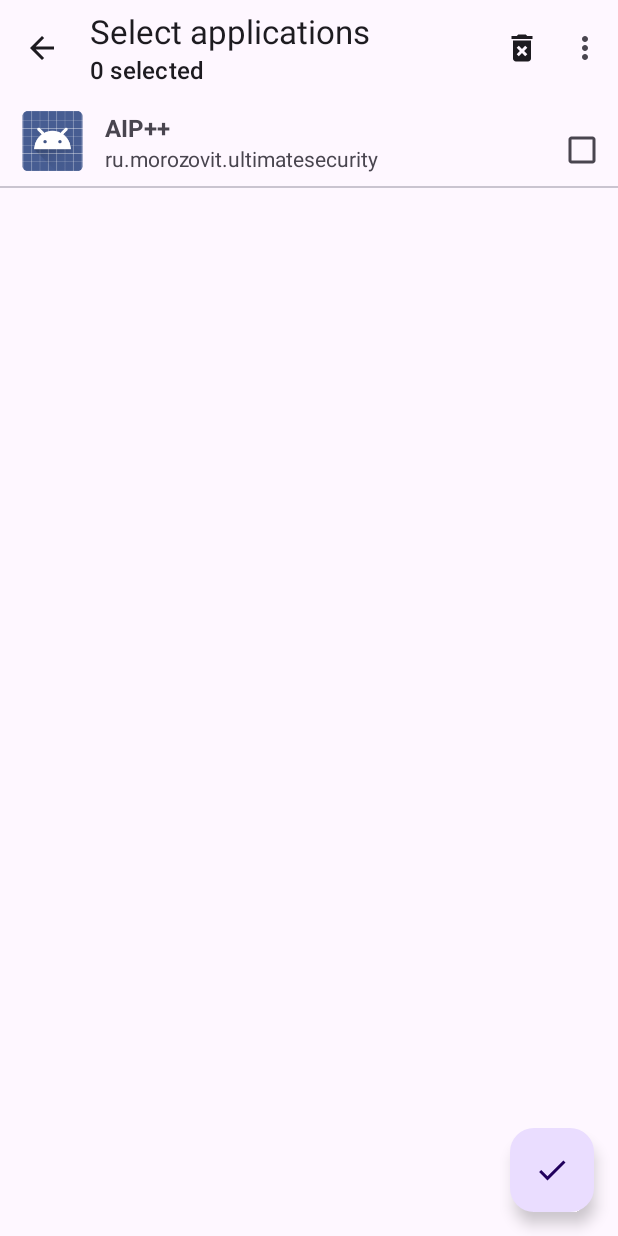
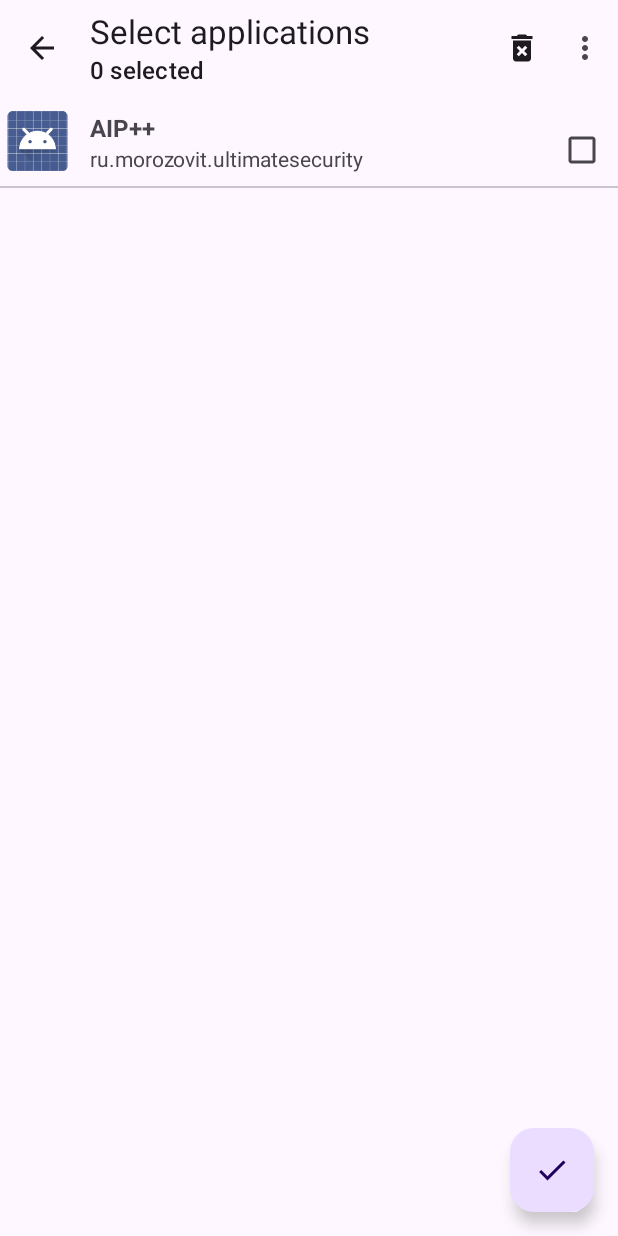
Before and after one commit to Toolbox-io/app, an Android app: the SelectAppsActivity screen opened directly, with no data from a screen before it, on a phone screen of 412 x 824 dp. Run offline under Robolectric (Android 15) with nearby library versions, the phone set to English and light mode, and no system bars.

Commit message:
Version 1.1 - Bugfixes

```diff
--- a/app/src/main/java/ru/morozovit/ultimatesecurity/Service.kt
+++ b/app/src/main/java/ru/morozovit/ultimatesecurity/Service.kt
@@ -32,8 +32,7 @@ class Service: AccessibilityService() {
             val newPackageName = event.packageName.toString() // App package name
             if (newPackageName != applicationContext.packageName && newPackageName != prevApp && !lock) {
                 val apps = Settings.Applocker.apps
-                // TODO handle multiple packages
-                if (/* newPackageName == "com.android.vending" */ apps.contains(newPackageName)) {
+                if (apps.contains(newPackageName)) {
                     // App lock mechanism
                     homeScreen()
 
--- a/app/src/main/java/ru/morozovit/ultimatesecurity/applocker/ApplockerFragment.kt
+++ b/app/src/main/java/ru/morozovit/ultimatesecurity/applocker/ApplockerFragment.kt
@@ -102,7 +102,6 @@ class ApplockerFragment : Fragment() {
             }
 
             binding.alApps.setOnClickListener {
-                // TODO select apps to apply protection to
                 val intent = Intent(requireActivity(), SelectAppsActivity::class.java)
                 startActivity(intent)
             }
--- a/app/src/main/res/layout/app_item.xml
+++ b/app/src/main/res/layout/app_item.xml
@@ -14,12 +14,13 @@
         android:id="@+id/appIcon"
         android:layout_width="50dp"
         android:layout_height="50dp"
+        android:importantForAccessibility="no"
+        android:paddingBottom="10dp"
         android:scaleType="fitCenter"
-        tools:src="@mipmap/ic_launcher_round"
+        app:layout_constraintLeft_toLeftOf="parent"
         app:layout_constraintTop_toTopOf="parent"
-        app:layout_constraintLeft_toLeftOf="parent"
-        android:layout_marginStart="10dp"
-        android:paddingBottom="10dp" />
+        tools:ignore="ImageContrastCheck"
+        tools:src="@mipmap/ic_launcher_round" />
 
     <LinearLayout
         android:layout_height="wrap_content"
--- a/app/src/main/res/values/themes.xml
+++ b/app/src/main/res/values/themes.xml
@@ -1,4 +1,4 @@
-<resources xmlns:tools="http://schemas.android.com/tools">
+<resources>
     <!-- Base application theme. -->
     <style name="Theme.UltimateSecurity" parent="Theme.Material3.DayNight">
         <!-- Customize your theme here. -->
```
Also changed, not shown: app/src/main/java/ru/morozovit/ultimatesecurity/Utils.kt (+2 -11 lines).
